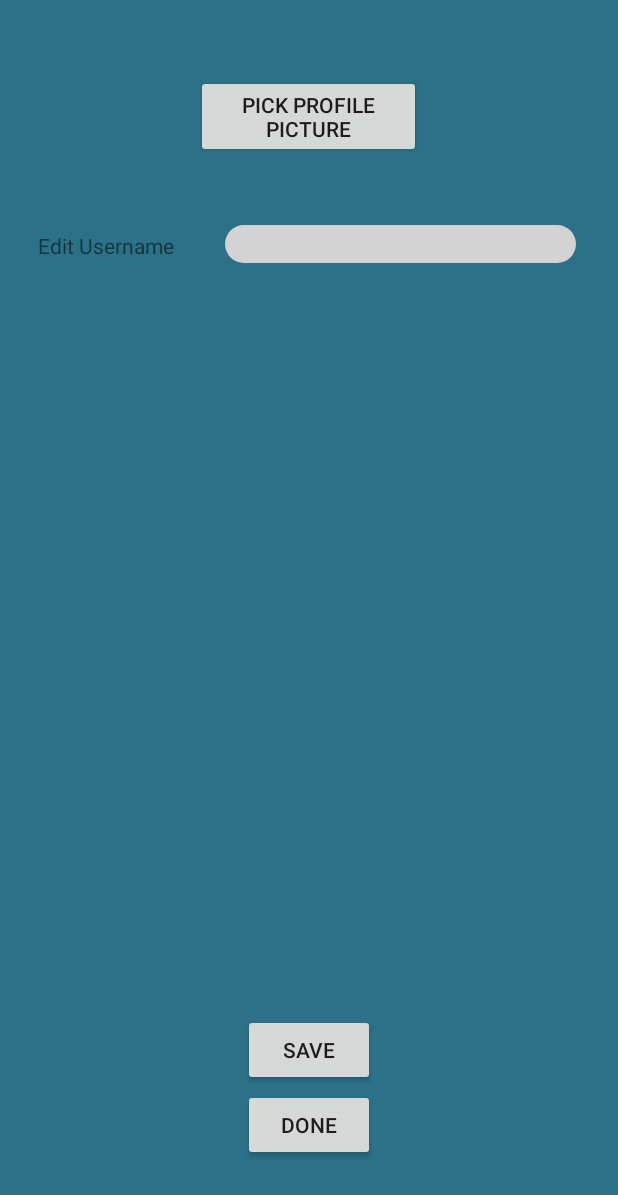
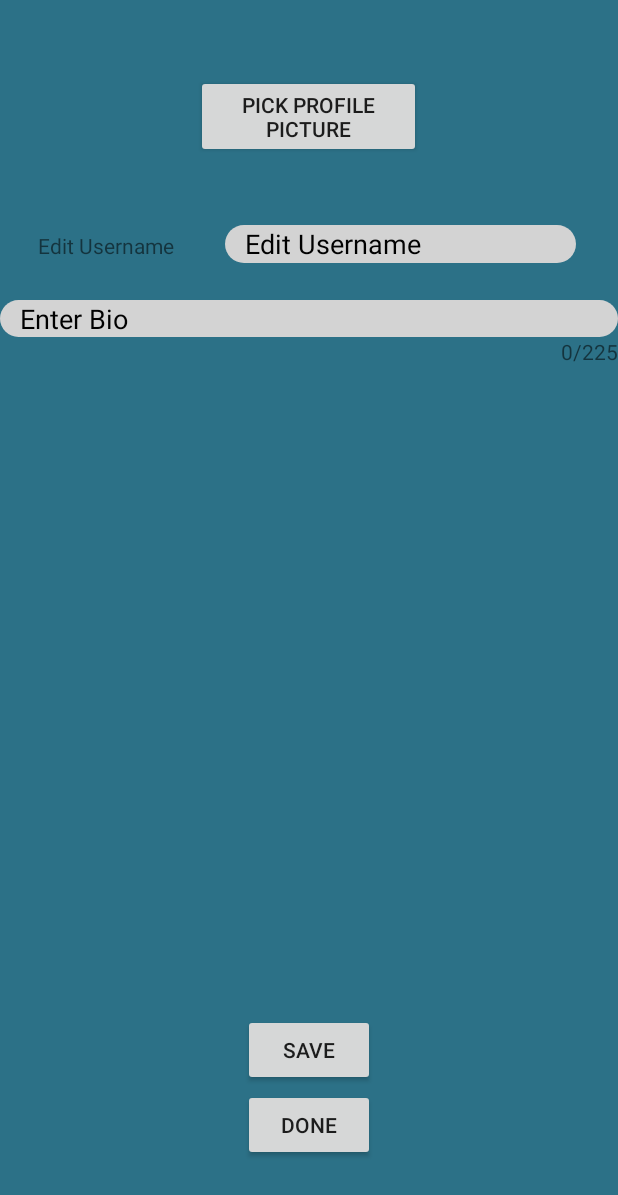
Before and after one commit to jjojan/ReBoot_App, an Android app: the layout activity_edit_profile.xml on its own in the app's theme, with its tools: preview values and no code run, on a phone screen of 412 x 824 dp. Shown: the top 1195 px of the screen. Run offline under Robolectric (Android 15) with nearby library versions, the phone set to English and light mode, and no system bars.

Commit message:
edit/view bio
make edits to bio, also profile will fetch from server. + a few design changes

```diff
--- a/app/src/main/res/layout/activity_edit_profile.xml
+++ b/app/src/main/res/layout/activity_edit_profile.xml
@@ -17,6 +17,8 @@
         android:layout_marginTop="150dp"
         android:layout_marginRight="28dp"
         android:background="@drawable/edt_background"
+        android:hint="Edit Username"
+        android:paddingLeft="13dp"
         android:textColorHint="@color/black" />
 
     <TextView
@@ -54,4 +56,25 @@
         android:layout_marginTop="50dp"
         android:text="Pick Profile Picture" />
 
+    <EditText
+        android:id="@+id/edt_Bio"
+        android:layout_width="match_parent"
+        android:layout_height="wrap_content"
+        android:layout_marginTop="200dp"
+        android:background="@drawable/edt_background"
+        android:hint="Enter Bio"
+        android:inputType="textMultiLine"
+        android:maxLines="5"
+        android:paddingLeft="13dp"
+        android:textColorHint="@color/black" />
+
+    <TextView
+        android:id="@+id/tv_CharCount"
+        android:layout_width="wrap_content"
+        android:layout_height="wrap_content"
+        android:layout_below="@id/edt_Bio"
+        android:layout_alignParentRight="true"
+        android:text="0/225" />
+
+
 </RelativeLayout>
```
Also changed, not shown: app/src/main/java/com/example/rebootapp/EditProfileActivity.java (+67 -10 lines), app/src/main/java/com/example/rebootapp/ProfileFragment.java (+41 -28 lines), app/src/main/res/layout/fragment_profile.xml (+13 -16 lines).
